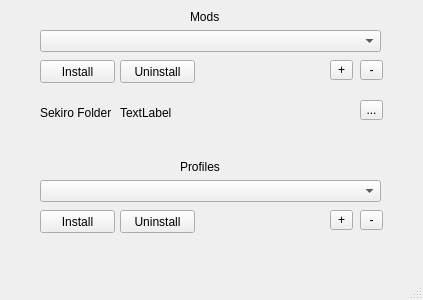
Before: the Qt Designer form sekiro.ui in george0815/Sekiro-Mod-Manager, drawn with Qt 5.
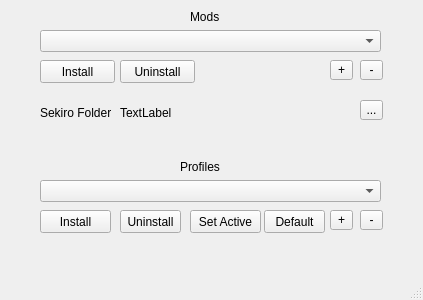
After: the same form once the commit is applied.

Commit message: Finished profiles feature, fixed some typos

Diff of the .ui file:
```diff
--- a/sekiro.ui
+++ b/sekiro.ui
@@ -182,7 +182,7 @@
      <rect>
       <x>40</x>
       <y>210</y>
-      <width>75</width>
+      <width>71</width>
       <height>23</height>
      </rect>
     </property>
@@ -195,7 +195,7 @@
      <rect>
       <x>120</x>
       <y>210</y>
-      <width>75</width>
+      <width>61</width>
       <height>23</height>
      </rect>
     </property>
@@ -203,6 +203,32 @@
      <string>Uninstall</string>
     </property>
    </widget>
+   <widget class="QPushButton" name="setActiveProfile">
+    <property name="geometry">
+     <rect>
+      <x>190</x>
+      <y>210</y>
+      <width>71</width>
+      <height>23</height>
+     </rect>
+    </property>
+    <property name="text">
+     <string>Set Active</string>
+    </property>
+   </widget>
+   <widget class="QPushButton" name="defaultProfile">
+    <property name="geometry">
+     <rect>
+      <x>264</x>
+      <y>210</y>
+      <width>61</width>
+      <height>23</height>
+     </rect>
+    </property>
+    <property name="text">
+     <string>Default</string>
+    </property>
+   </widget>
   </widget>
   <widget class="QMenuBar" name="menubar">
    <property name="geometry">
```
The commit also changes 5 other files.
